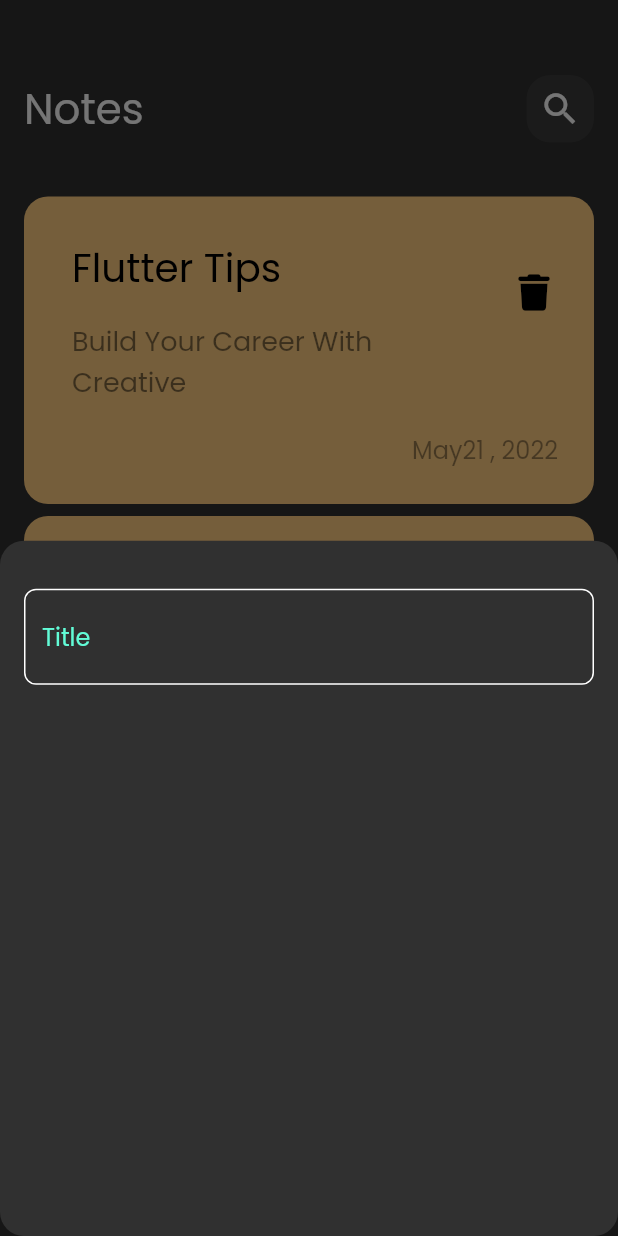
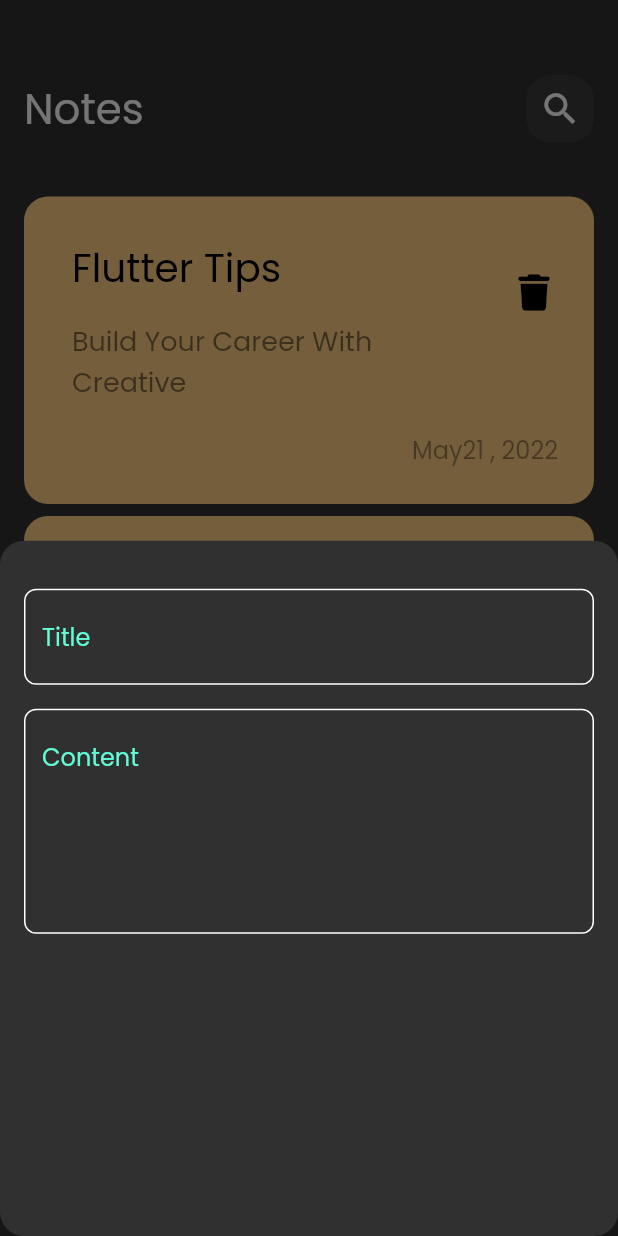
Before and after one commit to AdhamAyad/Notes_App, a Flutter app: the screen it shows after launch, after a tap on the "add" icon, on a phone screen of 412 x 824 dp. Run offline on Flutter 3.47's test engine with Material 2 defaults, Android fonts, the phone set to English and light mode, and no system bars; our stand-ins replace font_awesome_flutter.

Commit message:
Add Field To Notes bottom Sheet

```diff
--- a/lib/views/notes_view.dart
+++ b/lib/views/notes_view.dart
@@ -16,7 +16,7 @@ class NotesView extends StatelessWidget {
             ),
           context: context,
            builder: (context){ // todo: bottmsheet flixable option
-          return const AddNoteButtomSheet();
+          return const AddNoteButtomSheet(); //? that inside bottomsheet
         });
 
       },
--- a/lib/widgets/add_note_buttom_sheet.dart
+++ b/lib/widgets/add_note_buttom_sheet.dart
@@ -9,10 +9,14 @@ class AddNoteButtomSheet extends StatelessWidget {
     return const Padding(
       padding:  EdgeInsets.symmetric(horizontal: 16),
       child:  Column(
-        children: [
+        children:  [
           SizedBox(height: 32 ,),
 
-          CustomTextField(),
+          CustomTextField(hint: 'Title',),//* maxLines: 1 → as defult
+
+          SizedBox(height: 16,),
+
+          CustomTextField(hint: 'Content', maxLines: 5,) //? 4 → كدا بخليه اربع اضعاف حجمه الطبيعى
         ],
       ),
     );
--- a/lib/widgets/custom_text_field.dart
+++ b/lib/widgets/custom_text_field.dart
@@ -2,17 +2,19 @@ import 'package:flutter/material.dart';
 import 'package:note_sapp/widgets/constants.dart';
 
 class CustomTextField extends StatelessWidget {
-  const CustomTextField({super.key});
-
+  const CustomTextField({super.key, required this.hint,  this.maxLines = 1});//? this.maxLines = 1 → make defult
+  final String hint;
+  final int maxLines;
   @override
   Widget build(BuildContext context) {
     return TextField(
 
       cursorColor: kPrimaryColor, //! cursor color when write
+      maxLines: maxLines, //! نسبه حجمه الطبيعى  , defult = 1
 
       decoration: InputDecoration(
 
-        hintText: 'Title', //? hint text on text field
+        hintText: hint, //? hint text on text field
         hintStyle: const TextStyle(color: kPrimaryColor),//? change hinttext color
 
         border: buildBorder(),//? General Border
--- a/lib/widgets/notes_view_body.dart
+++ b/lib/widgets/notes_view_body.dart
@@ -1,8 +1,5 @@
 import 'package:flutter/material.dart';
-import 'package:font_awesome_flutter/font_awesome_flutter.dart';
-
 import 'custom_app_bar.dart';
-import 'custom_note_item.dart';
 import 'notes_list_view.dart';
 
 class NotesViewBody extends StatelessWidget {
```
